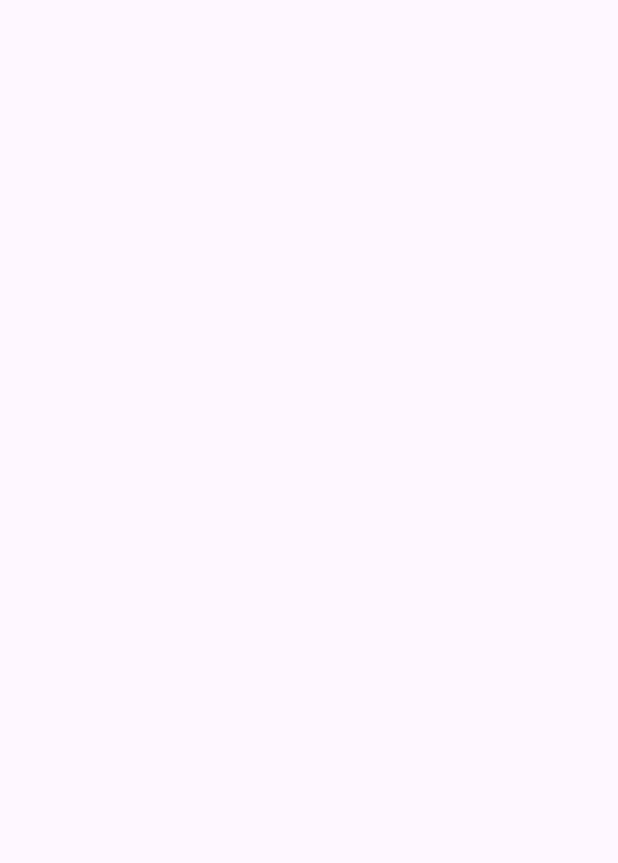
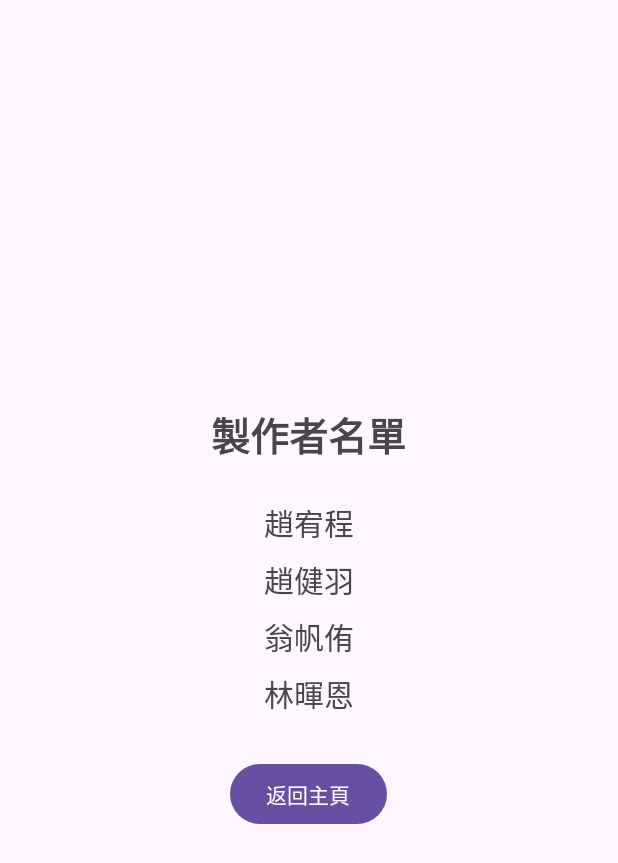
Before and after one commit to JustinYoYo2/MCU104-13202-Group4, an Android app: the StaffActivity screen opened directly, with no data from a screen before it, on a phone screen of 412 x 824 dp. Before the commit the part shown is empty. Shown: the top 863 px of the screen. Run offline under Robolectric (Android 15) with nearby library versions, the phone set to English and light mode, and no system bars.

Commit message:
開發名單更星

```diff
--- a/SummonSimulator/app/src/main/java/com/example/summonsimulator/StaffActivity.kt
+++ b/SummonSimulator/app/src/main/java/com/example/summonsimulator/StaffActivity.kt
@@ -1,20 +1,33 @@
 package com.example.summonsimulator
 
+import android.content.Intent
+import androidx.appcompat.app.AppCompatActivity
 import android.os.Bundle
-import androidx.activity.enableEdgeToEdge
-import androidx.appcompat.app.AppCompatActivity
-import androidx.core.view.ViewCompat
-import androidx.core.view.WindowInsetsCompat
+import android.widget.Button
+import android.widget.TextView
 
 class StaffActivity : AppCompatActivity() {
     override fun onCreate(savedInstanceState: Bundle?) {
         super.onCreate(savedInstanceState)
-        enableEdgeToEdge()
         setContentView(R.layout.activity_staff)
-        ViewCompat.setOnApplyWindowInsetsListener(findViewById(R.id.main)) { v, insets ->
-            val systemBars = insets.getInsets(WindowInsetsCompat.Type.systemBars())
-            v.setPadding(systemBars.left, systemBars.top, systemBars.right, systemBars.bottom)
-            insets
+
+// TextView：組員名單
+        val member1: TextView = findViewById(R.id.tvMember1)
+        val member2: TextView = findViewById(R.id.tvMember2)
+        val member3: TextView = findViewById(R.id.tvMember3)
+        val member4: TextView = findViewById(R.id.tvMember4)
+
+        member1.text = "趙宥程"
+        member2.text = "趙健羽"
+        member3.text = "翁帆侑"
+        member4.text = "林暉恩"
+
+// 返回主頁
+        val btnBack: Button = findViewById(R.id.btnBack)
+        btnBack.setOnClickListener {
+            val intent = Intent(this, MainActivity::class.java)
+            startActivity(intent)
+            finish()
         }
     }
 }
--- a/SummonSimulator/app/src/main/res/layout/activity_staff.xml
+++ b/SummonSimulator/app/src/main/res/layout/activity_staff.xml
@@ -1,10 +1,52 @@
 <?xml version="1.0" encoding="utf-8"?>
-<androidx.constraintlayout.widget.ConstraintLayout xmlns:android="http://schemas.android.com/apk/res/android"
-    xmlns:app="http://schemas.android.com/apk/res-auto"
-    xmlns:tools="http://schemas.android.com/tools"
-    android:id="@+id/main"
+<LinearLayout xmlns:android="http://schemas.android.com/apk/res/android"
     android:layout_width="match_parent"
     android:layout_height="match_parent"
-    tools:context=".StaffActivity">
+    android:orientation="vertical"
+    android:gravity="center"
+    android:padding="24dp">
 
-</androidx.constraintlayout.widget.ConstraintLayout>
+    <TextView
+        android:id="@+id/tvTitle"
+        android:layout_width="wrap_content"
+        android:layout_height="wrap_content"
+        android:text="製作者名單"
+        android:textSize="26sp"
+        android:textStyle="bold"
+        android:layout_marginBottom="20dp" />
+
+    <TextView
+        android:id="@+id/tvMember1"
+        android:layout_width="wrap_content"
+        android:layout_height="wrap_content"
+        android:textSize="20sp"
+        android:layout_margin="4dp"/>
+
+    <TextView
+        android:id="@+id/tvMember2"
+        android:layout_width="wrap_content"
+        android:layout_height="wrap_content"
+        android:textSize="20sp"
+        android:layout_margin="4dp"/>
+
+    <TextView
+        android:id="@+id/tvMember3"
+        android:layout_width="wrap_content"
+        android:layout_height="wrap_content"
+        android:textSize="20sp"
+        android:layout_margin="4dp"/>
+
+    <TextView
+        android:id="@+id/tvMember4"
+        android:layout_width="wrap_content"
+        android:layout_height="wrap_content"
+        android:textSize="20sp"
+        android:layout_margin="4dp"/>
+
+    <Button
+        android:id="@+id/btnBack"
+        android:layout_width="wrap_content"
+        android:layout_height="wrap_content"
+        android:text="返回主頁"
+        android:layout_marginTop="24dp"/>
+</LinearLayout>
```
